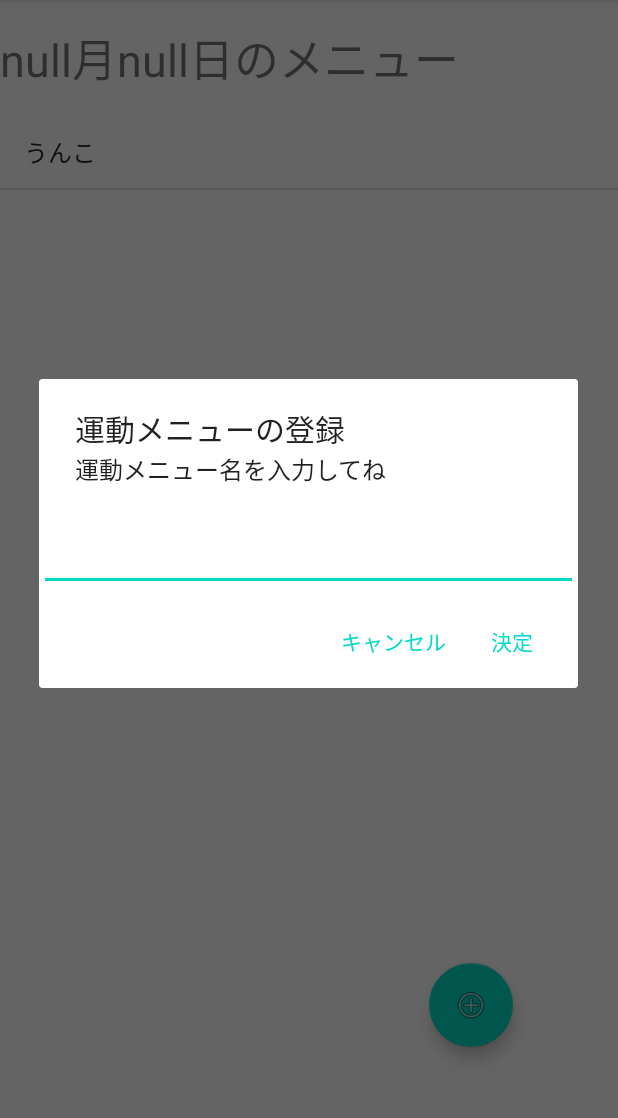
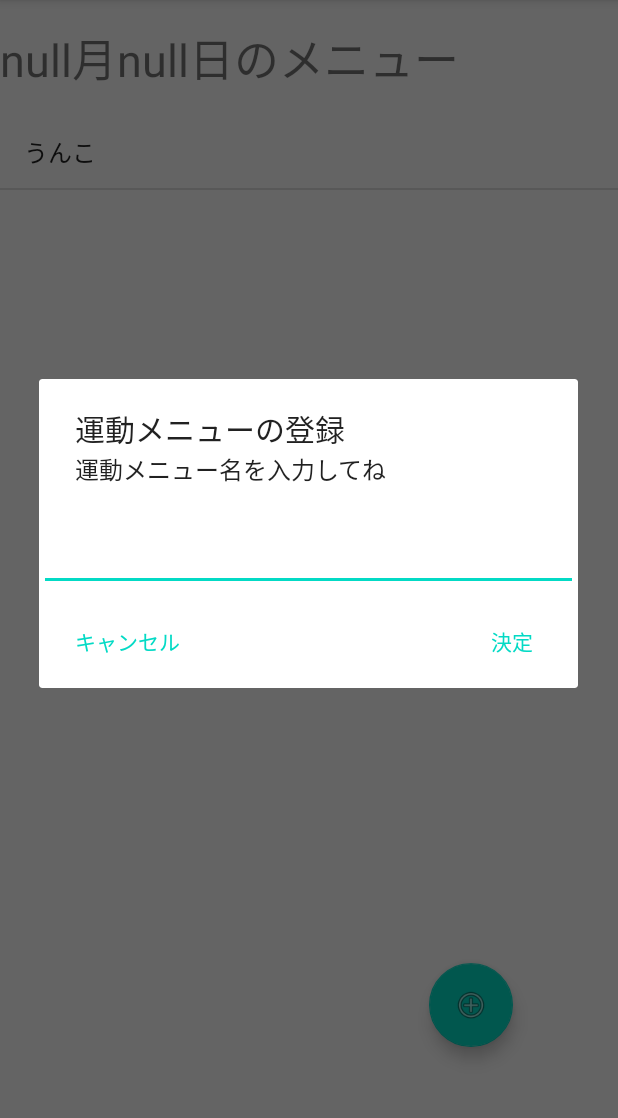
Before and after one commit to tanisige2929/undokanriapuri, an Android app: the CalendarDayActivity screen opened directly, with no data from a screen before it, after a tap on an icon or button, on a phone screen of 412 x 824 dp, the part 84-1202 px from its top. Run offline under Robolectric (Android 15) with nearby library versions, the phone set to English and light mode, and no system bars; 4 statements that could not run were skipped.

Commit message:
おほほ

```diff
--- a/app/src/main/java/com/example/ExerciseApplication/CalendarDayActivity.java
+++ b/app/src/main/java/com/example/ExerciseApplication/CalendarDayActivity.java
@@ -1,13 +1,13 @@
 package com.example.ExerciseApplication;
 
 import androidx.appcompat.app.AppCompatActivity;
+import androidx.fragment.app.Fragment;
 
 import android.content.Intent;
 import android.database.sqlite.SQLiteDatabase;
 import android.os.Bundle;
 import android.view.View;
 import android.widget.ArrayAdapter;
-import android.widget.Button;
 import android.widget.ListView;
 import android.widget.TextView;
 
@@ -30,6 +30,7 @@ public class CalendarDayActivity extends AppCompatActivity {
     private ArrayList data = new ArrayList<>();
     private DatabaseHelper helper;
     private SQLiteDatabase db;
+    private int flag = 0;
 
     @Override
     protected void onCreate(Bundle savedInstanceState) {
@@ -73,8 +74,15 @@ public class CalendarDayActivity extends AppCompatActivity {
         plusButton.setOnClickListener(new View.OnClickListener() {
             @Override
             public void onClick(View v) {
-                CalendarDialogFragment dialogfragment = new CalendarDialogFragment(CalendarDayActivity.this);
-                dialogfragment.show(getSupportFragmentManager(), "CalendarDialogFragment");
+                //Fragment fragment = getSupportFragmentManager();
+                CalendarDialogFragment1 dialogfragment1 = new CalendarDialogFragment1(CalendarDayActivity.this);
+                dialogfragment1.show(getSupportFragmentManager(), "CalendarDialogFragment1");
+                flag = dialogfragment1.getFlag();
+                System.out.println(flag);
+                if(flag == 1) {
+                    CalendarDialogFragment2 dialogfragment2 = new CalendarDialogFragment2(CalendarDayActivity.this);
+                    dialogfragment2.show(getSupportFragmentManager(), "CalendarDialogFragment2");
+                }
             }
         });
     }
--- /dev/null
+++ b/app/src/main/java/com/example/ExerciseApplication/CalendarDialogFragment1.java
@@ -0,0 +1,81 @@
+package com.example.ExerciseApplication;
+
+import android.app.AlertDialog;
+import android.app.Dialog;
+import android.content.Context;
+import android.content.DialogInterface;
+import android.os.Bundle;
+import android.widget.EditText;
+import android.widget.Toast;
+
+import androidx.fragment.app.DialogFragment;
+
+public class CalendarDialogFragment1 extends DialogFragment {
+
+    private EditText editText1;
+    private EditText editText2;
+    private Context context;
+    private Bundle bundle;
+    private AlertDialog.Builder builder;
+    private int flag = 0;
+
+    CalendarDialogFragment1(Context context) {
+        this.context = context;
+    }
+
+    @Override
+    public Dialog onCreateDialog(Bundle savedInstanceState) {
+        //bundle = savedInstanceState;
+        flag = 0;
+        editText1 = new EditText(context);
+        editText2 = new EditText(context);
+        builder = new AlertDialog.Builder(context);
+        builder.setTitle(R.string.dialogtitle1);
+        builder.setMessage(R.string.dialogmessage1);
+        builder.setView(editText1);
+        //builder.setMessage(R.string.dialogmessage2);
+        //builder.setView(editText2);
+        builder.setPositiveButton(R.string.dialogok, new DialogButtonClickListener());
+        builder.setNeutralButton(R.string.dialogcancel, new DialogButtonClickListener());
+
+        AlertDialog dialog1 = builder.create();
+        return dialog1;
+    }
+
+    public int flagChange() {
+        return 1;
+    }
+    public int getFlag() {
+        return flag;
+    }
+    /*public int ExerciseUnitDialog() {
+        editText2 = new EditText(context);
+        builder = new AlertDialog.Builder(context);
+        builder.setTitle(R.string.dialogtitle2);
+        builder.setMessage(R.string.dialogmessage2);
+        builder.setView(editText2);
+        builder.setPositiveButton(R.string.dialogok, new DialogButtonClickListener());
+        builder.setNegativeButton(R.string.dialogcancel, new DialogButtonClickListener());
+        builder.setNeutralButton(R.string.dialogback, new DialogButtonClickListener());
+
+        AlertDialog dialog2 = builder.create();
+        return 1;
+    }*/
+
+    private class DialogButtonClickListener implements DialogInterface.OnClickListener {
+
+        @Override
+        public void onClick(DialogInterface dialog, int which) {
+            String msg = "";
+            switch (which) {
+                case DialogInterface.BUTTON_POSITIVE:
+                    flagChange();
+                    break;
+                case DialogInterface.BUTTON_NEUTRAL:
+                    msg += "キャンセルしました";
+                    Toast.makeText(getActivity(), msg, Toast.LENGTH_SHORT).show();
+                    break;
+            }
+        }
+    }
+}
--- a/app/src/main/java/com/example/ExerciseApplication/Calendarfunction.java
+++ b/app/src/main/java/com/example/ExerciseApplication/Calendarfunction.java
@@ -94,7 +94,7 @@ public class Calendarfunction extends AppCompatActivity {
             j++;
         }
         title.setText(year + "年" + (month + 1) + "月");
-        String monthstring = "" + month;
+        String monthstring = "" + (month + 1);
         if(monthstring.length() == 1) monthstring = "0" + monthstring;
         yearmonth = "" + year + "-" + monthstring + "-";
         /*for(j = k, i = l; j < monthlastday + 1; i++) {
--- a/app/src/main/res/values/strings.xml
+++ b/app/src/main/res/values/strings.xml
@@ -10,8 +10,11 @@
     <string name="todaymenutitle">本日のメニュー</string>
     <string name="completemenu">完了したメニュー</string>
     <string name="calendarmenu">●月●日のメニュー</string>
-    <string name="daialogtitle1">運動メニューの登録</string>
-    <string name="dialogmessage">運動メニュー名を入力してね</string>
+    <string name="dialogtitle1">運動メニューの登録</string>
+    <string name="dialogmessage1">運動メニュー名を入力してね</string>
+    <string name="dialogtitle2">運動メニューの回数・単位の登録</string>
+    <string name="dialogmessage2">単位入力 例：10km,30回など</string>
     <string name="dialogok">決定</string>
     <string name="dialogcancel">キャンセル</string>
+    <string name="dialogback">戻る</string>
 </resources>
```
Also changed, not shown: app/src/main/java/com/example/ExerciseApplication/CalendarDialogFragment2.java (renamed from app/src/main/java/com/example/ExerciseApplication/CalendarDialogFragment.java, +25 -9 lines).
